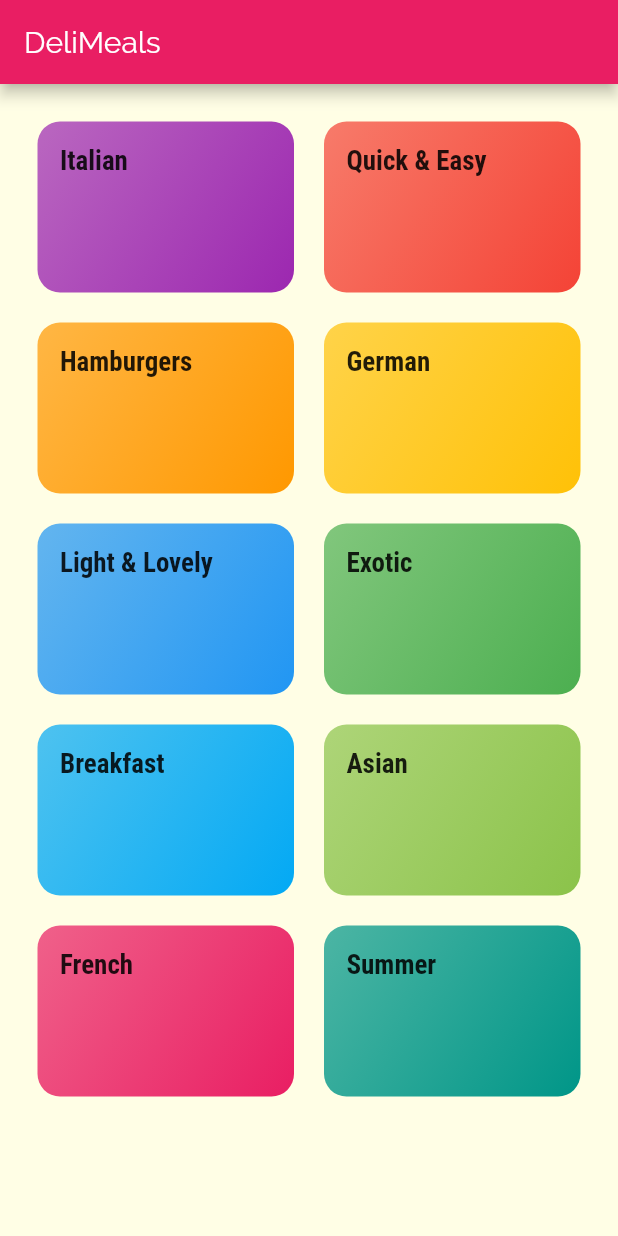
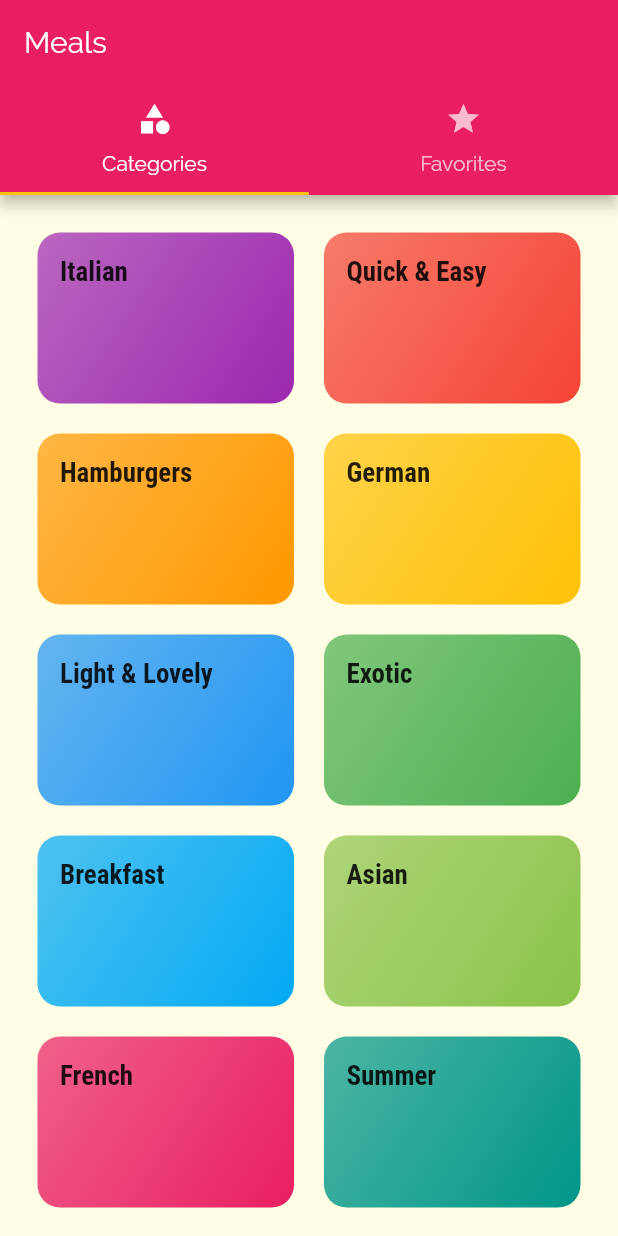
Before and after one commit to bigpel66/Flutter_Practice, a Flutter app: the screen it shows after launch, on a phone screen of 412 x 824 dp. Run offline on Flutter 3.47's test engine with Material 2 defaults, Android fonts, the phone set to English and light mode, and no system bars.

Commit message:
page revised and tab bar added

```diff
--- a/Udemy/Learn Flutter & Dart to Build iOS & Android Apps/Section 07/flutter_meals_app/lib/main.dart
+++ b/Udemy/Learn Flutter & Dart to Build iOS & Android Apps/Section 07/flutter_meals_app/lib/main.dart
@@ -1,6 +1,7 @@
 // import 'dart:io';
 import 'package:flutter/cupertino.dart';
 import 'package:flutter/material.dart';
+import 'package:flutter_meals_app/screens/tabs_screen.dart';
 import './screens/categories_screen.dart';
 import './screens/category_meals_screen.dart';
 import './screens/meal_detail_sceen.dart';
@@ -36,8 +37,9 @@ class MyApp extends StatelessWidget {
               ),
             ),
       ),
-      initialRoute: CategoriesScreen.routeName,
+      initialRoute: '/',
       routes: {
+        '/': (context) => TabsScreen(),
         CategoryMealsScreen.routeName: (context) => CategoryMealsScreen(),
         MealDetailScreen.routeName: (context) => MealDetailScreen(),
       },
--- a/Udemy/Learn Flutter & Dart to Build iOS & Android Apps/Section 07/flutter_meals_app/lib/screens/categories_screen.dart
+++ b/Udemy/Learn Flutter & Dart to Build iOS & Android Apps/Section 07/flutter_meals_app/lib/screens/categories_screen.dart
@@ -3,13 +3,9 @@ import '../widgets/category_item.dart';
 import '../dummy_data.dart';
 
 class CategoriesScreen extends StatelessWidget {
-  static const routeName = '/';
-
   @override
   Widget build(BuildContext context) {
-    return Scaffold(
-      appBar: AppBar(title: const Text('DeliMeals')),
-      body: GridView(
+    return GridView(
       padding: const EdgeInsets.all(25),
       children: DUMMY_CATEGORIES.map((data) {
         return CategoryItem(
@@ -24,7 +20,6 @@ class CategoriesScreen extends StatelessWidget {
         crossAxisSpacing: 20,
         mainAxisSpacing: 20,
       ),
-      ),
     );
   }
 }
--- /dev/null
+++ b/Udemy/Learn Flutter & Dart to Build iOS & Android Apps/Section 07/flutter_meals_app/lib/screens/favorites_screen.dart
@@ -0,0 +1,10 @@
+import 'package:flutter/material.dart';
+
+class FavoritesScreen extends StatelessWidget {
+  @override
+  Widget build(BuildContext context) {
+    return Center(
+      child: Text('Favorite Screen'),
+    );
+  }
+}
--- /dev/null
+++ b/Udemy/Learn Flutter & Dart to Build iOS & Android Apps/Section 07/flutter_meals_app/lib/screens/tabs_screen.dart
@@ -0,0 +1,40 @@
+import 'package:flutter/material.dart';
+import './categories_screen.dart';
+import './favorites_screen.dart';
+
+class TabsScreen extends StatefulWidget {
+  @override
+  _TabsScreenState createState() => _TabsScreenState();
+}
+
+class _TabsScreenState extends State<TabsScreen> {
+  @override
+  Widget build(BuildContext context) {
+    return DefaultTabController(
+      length: 2,
+      child: Scaffold(
+        appBar: AppBar(
+          title: Text('Meals'),
+          bottom: TabBar(
+            tabs: <Widget>[
+              Tab(
+                icon: Icon(Icons.category),
+                text: 'Categories',
+              ),
+              Tab(
+                icon: Icon(Icons.star),
+                text: 'Favorites',
+              ),
+            ],
+          ),
+        ),
+        body: TabBarView(
+          children: <Widget>[
+            CategoriesScreen(),
+            FavoritesScreen(),
+          ],
+        ),
+      ),
+    );
+  }
+}
```
Also changed, not shown: Udemy/Learn Flutter & Dart to Build iOS & Android Apps/Section 07/flutter_meals_app/lib/widgets/meal_detail_item.dart (+0 -10 lines). Lines whose indentation alone changed are shown as unchanged.
